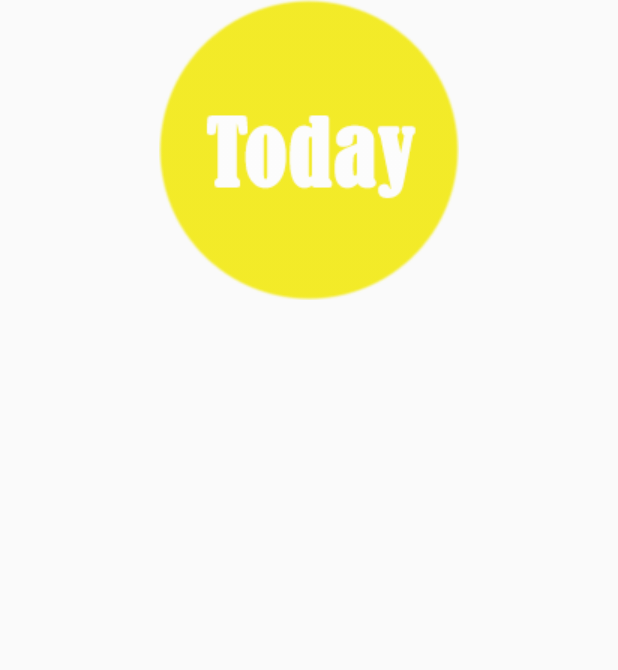
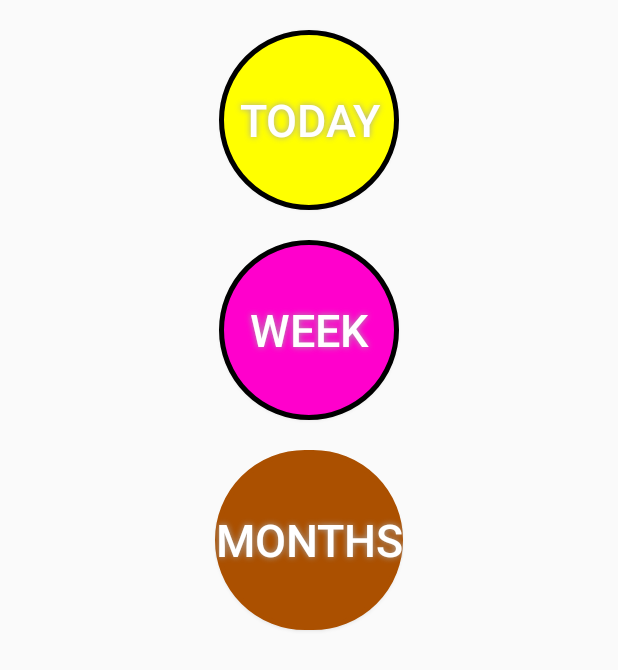
Before and after one commit to NudelSquad/NudelCalendar, an Android app: the layout startscreen_fragment.xml on its own in the app's theme, with its tools: preview values and no code run, on a phone screen of 412 x 824 dp. Shown: the top 670 px of the screen. Run offline under Robolectric (Android 15) with nearby library versions, the phone set to English and light mode, and no system bars.

Commit message:
Edited Circles

```diff
--- a/app/src/main/java/nudelsquad/nudelcalendar/MainActivity.java
+++ b/app/src/main/java/nudelsquad/nudelcalendar/MainActivity.java
@@ -132,6 +132,8 @@ public class MainActivity extends AppCompatActivity
 
         } else if (id == R.id.nav_month) {
 
+        } else if (id == R.id.nav_taskwall) {
+
         } else if (id == R.id.nav_settings) {
 
         }
@@ -194,19 +196,29 @@ public class MainActivity extends AppCompatActivity
     public class StartScreenFrame extends Fragment{
         public View onCreateView(LayoutInflater inflater, @Nullable ViewGroup container, @Nullable Bundle savedInstanceState) {
             //setContentView(R.layout.activity_day_list);
-            View rootView = inflater.inflate(
+            final View rootView = inflater.inflate(
                     R.layout.startscreen_fragment, container, false);
-            Button today_btn = (Button)rootView.findViewById(R.id.today_btn);
-            today_btn.setOnClickListener(new View.OnClickListener() {
+
+
+            //---------------------------------------------------------- Btn On Click Listeners
+            rootView.setOnClickListener(new View.OnClickListener() {
                 @Override
                 public void onClick(View v) {
-                    Fragment fragment = new DayList();
-                    FragmentManager fm = getSupportFragmentManager();
-                    FragmentTransaction transaction = fm.beginTransaction();
-                    transaction.replace(R.id.main_frame, fragment);
-                    transaction.commit();
+                    if(v.getId() == R.id.btn_day){
+                        Fragment fragment = new DayList();
+                        FragmentManager fm = getSupportFragmentManager();
+                        FragmentTransaction transaction = fm.beginTransaction();
+                        transaction.replace(R.id.main_frame, fragment);
+                        transaction.commit();
+                    } else if(v.getId() == R.id.btn_week){
+                     //------------WEEK
+                    } else if(v.getId() == R.id.btn_month){
+                    //----------MONTH
+                }
                 }
             });
+            //-------------------------------------------------------------
+
             return rootView;
         }
     }
--- /dev/null
+++ b/app/src/main/res/drawable/btn_day_meta.xml
@@ -0,0 +1,26 @@
+<?xml version="1.0" encoding="utf-8"?>
+<shape xmlns:android="http://schemas.android.com/apk/res/android" android:shape="rectangle" >
+    <corners
+        android:topLeftRadius="90dp"
+        android:topRightRadius="90dp"
+        android:bottomLeftRadius="90dp"
+        android:bottomRightRadius="90dp"
+        />
+    <solid
+        android:color="#FFFF00"
+        />
+    <padding
+        android:left="0dp"
+        android:top="0dp"
+        android:right="0dp"
+        android:bottom="0dp"
+        />
+    <size
+        android:width="120dp"
+        android:height="120dp"
+        />
+    <stroke
+        android:width="3dp"
+        android:color="#000000"
+        />
+</shape>
--- /dev/null
+++ b/app/src/main/res/drawable/btn_month_meta.xml
@@ -0,0 +1,26 @@
+<?xml version="1.0" encoding="utf-8"?>
+<shape xmlns:android="http://schemas.android.com/apk/res/android" android:shape="rectangle" >
+    <corners
+        android:topLeftRadius="90dp"
+        android:topRightRadius="90dp"
+        android:bottomLeftRadius="90dp"
+        android:bottomRightRadius="90dp"
+        />
+    <solid
+        android:color="#AB5000"
+        />
+    <padding
+        android:left="0dp"
+        android:top="0dp"
+        android:right="0dp"
+        android:bottom="0dp"
+        />
+    <size
+        android:width="120dp"
+        android:height="120dp"
+        />
+    <stroke
+        android:width="3dp"
+        android:color="#AB5000"
+        />
+</shape>
--- /dev/null
+++ b/app/src/main/res/drawable/btn_weeks_meta.xml
@@ -0,0 +1,26 @@
+<?xml version="1.0" encoding="utf-8"?>
+<shape xmlns:android="http://schemas.android.com/apk/res/android" android:shape="rectangle" >
+    <corners
+        android:topLeftRadius="90dp"
+        android:topRightRadius="90dp"
+        android:bottomLeftRadius="90dp"
+        android:bottomRightRadius="90dp"
+        />
+    <solid
+        android:color="#FF00CC"
+        />
+    <padding
+        android:left="0dp"
+        android:top="0dp"
+        android:right="0dp"
+        android:bottom="0dp"
+        />
+    <size
+        android:width="120dp"
+        android:height="120dp"
+        />
+    <stroke
+        android:width="3dp"
+        android:color="#000000"
+        />
+</shape>
--- a/app/src/main/res/layout/startscreen_fragment.xml
+++ b/app/src/main/res/layout/startscreen_fragment.xml
@@ -1,22 +1,61 @@
 <?xml version="1.0" encoding="utf-8"?>
+
 <LinearLayout xmlns:android="http://schemas.android.com/apk/res/android"
     android:layout_width="match_parent"
-    android:layout_height="match_parent">
+    android:layout_height="match_parent"
+    android:orientation="vertical">
 
-    <LinearLayout
-        android:orientation="vertical"
-        android:layout_width="match_parent"
-        android:layout_height="match_parent">
 
     <Button
-            android:id="@+id/today_btn"
+        android:id="@+id/btn_day"
+
+        android:text="Today"
+        android:textColor="#FFFFFF"
+        android:textSize="30sp"
+
         android:layout_width="wrap_content"
         android:layout_height="wrap_content"
-            android:background="@drawable/today_btn"
+        android:background="@drawable/btn_day_meta"
+        android:shadowColor="#A8A8A8"
         android:shadowDx="0"
         android:shadowDy="0"
         android:shadowRadius="5"
-            android:layout_gravity="center_horizontal" />
-    </LinearLayout>
+        android:layout_gravity="center_horizontal"
+        android:layout_marginTop="20dp" />
+
+
+    <Button
+        android:id="@+id/btn_week"
+
+        android:text="Week"
+        android:textColor="#FFFFFF"
+        android:textSize="30sp"
+
+        android:layout_width="120dp"
+        android:layout_height="120dp"
+        android:background="@drawable/btn_weeks_meta"
+        android:shadowColor="#A8A8A8"
+        android:shadowDx="0"
+        android:shadowDy="0"
+        android:shadowRadius="5"
+        android:layout_gravity="center_horizontal"
+        android:layout_marginTop="20dp" />
+
+    <Button
+        android:id="@+id/btn_month"
+
+        android:text="Months"
+        android:textColor="#FFFFFF"
+        android:textSize="30sp"
+
+        android:layout_width="wrap_content"
+        android:layout_height="wrap_content"
+        android:background="@drawable/btn_month_meta"
+        android:shadowColor="#A8A8A8"
+        android:shadowDx="0"
+        android:shadowDy="0"
+        android:shadowRadius="5"
+        android:layout_gravity="center_horizontal"
+        android:layout_marginTop="20dp" />
 
 </LinearLayout>
--- a/app/src/main/res/menu/activity_main_drawer.xml
+++ b/app/src/main/res/menu/activity_main_drawer.xml
@@ -19,6 +19,10 @@
             android:icon="@drawable/ic_month"
             android:title="Month" />
         <item
+            android:id="@+id/nav_taskwall"
+            android:icon="@drawable/ic_month"
+            android:title="Task wall" />
+        <item
             android:id="@+id/nav_settings"
             android:icon="@drawable/ic_setting"
             android:title="Settings" />
```
Lines whose indentation alone changed are shown as unchanged.
